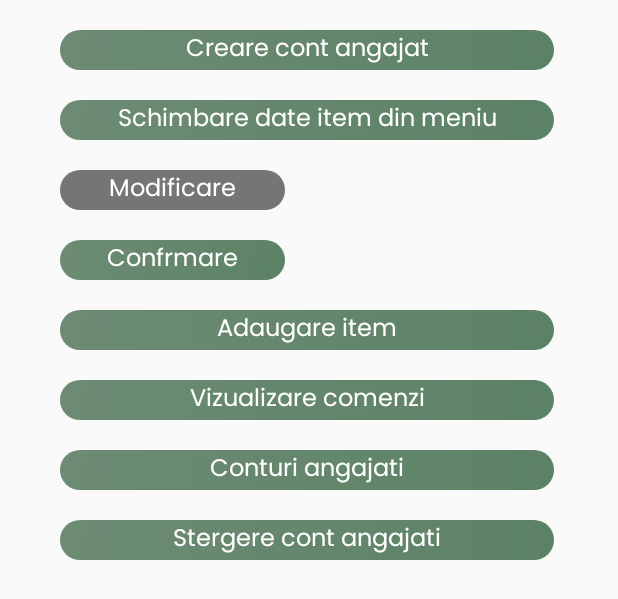
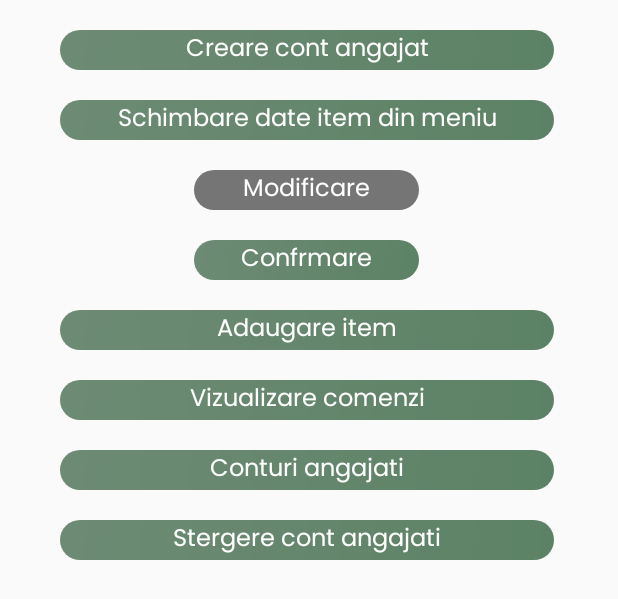
Before and after one commit to Sruf-y/Proiect_IS, an Android app: the layout activity_admin.xml on its own in the app's theme, with its tools: preview values and no code run, on a phone screen of 412 x 824 dp. Shown: the top 599 px of the screen. Run offline under Robolectric (Android 15) with nearby library versions, the phone set to English and light mode, and no system bars.

Commit message:
Centered activity admin

```diff
--- a/app/src/main/res/layout/activity_admin.xml
+++ b/app/src/main/res/layout/activity_admin.xml
@@ -27,6 +27,7 @@
         android:layout_height="729dp"
         android:clipToPadding="true"
         android:divider="@drawable/invisible_divider_horizontal"
+        android:gravity="center_horizontal|top"
         android:orientation="vertical"
         android:paddingStart="40dp"
         android:paddingTop="20dp"
@@ -39,9 +40,9 @@
             android:id="@+id/admin_buton_adaugare_angajat"
             android:layout_width="match_parent"
             android:layout_height="wrap_content"
-            android:text="Creare cont angajat"
             android:background="@drawable/rounded_button"
             android:fontFamily="@font/poppins"
+            android:text="Creare cont angajat"
             android:textColor="@android:color/white"
             android:textSize="16sp" />
 
@@ -49,9 +50,9 @@
             android:id="@+id/admin_schimbare_date_item_meniu"
             android:layout_width="match_parent"
             android:layout_height="wrap_content"
-            android:text="Schimbare date item din meniu"
             android:background="@drawable/rounded_button"
             android:fontFamily="@font/poppins"
+            android:text="Schimbare date item din meniu"
             android:textColor="@android:color/white"
             android:textSize="16sp" />
 
@@ -59,9 +60,9 @@
             android:id="@+id/admin_modificare"
             android:layout_width="150dp"
             android:layout_height="wrap_content"
-            android:text="Modificare"
             android:background="@drawable/rounded_buttonv2"
             android:fontFamily="@font/poppins"
+            android:text="Modificare"
             android:textColor="@android:color/white"
             android:textSize="16sp" />
 
```
